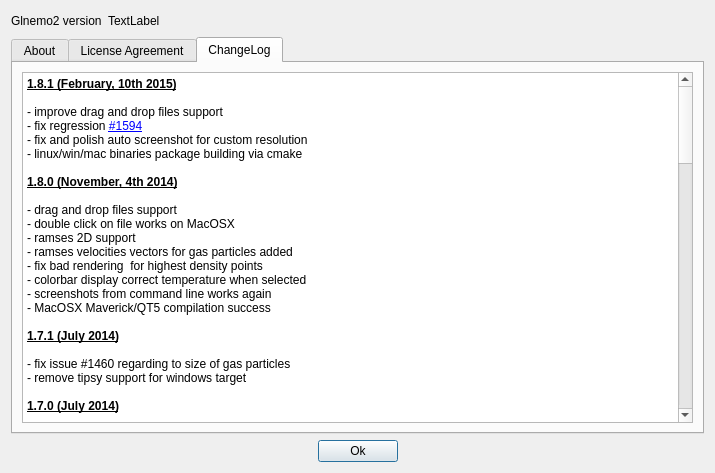
Before: the Qt Designer form usr/jcl/glnemo2/src/formabout.ui in teuben/nemo, drawn with Qt 5.
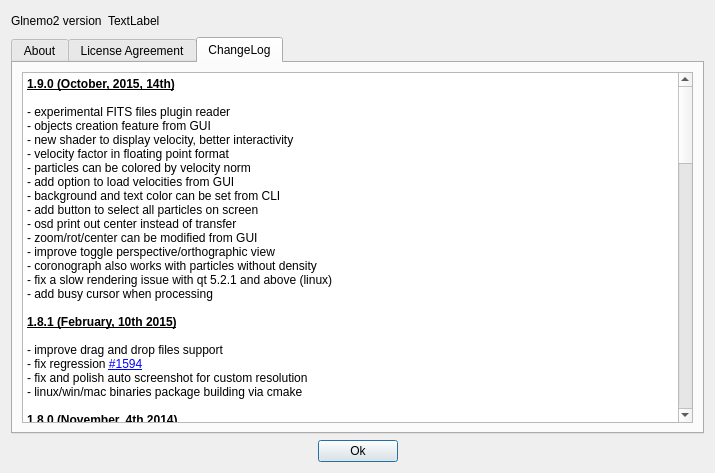
After: the same form once the commit is applied. Icons and pictures are not drawn.

Diff of the .ui file:
```diff
--- a/usr/jcl/glnemo2/src/formabout.ui
+++ b/usr/jcl/glnemo2/src/formabout.ui
@@ -1027,6 +1027,23 @@
 &lt;table border=&quot;0&quot; style=&quot;-qt-table-type: root; margin-top:4px; margin-bottom:4px; margin-left:4px; margin-right:4px;&quot;&gt;
 &lt;tr&gt;
 &lt;td style=&quot;border: none;&quot;&gt;
+&lt;p style=&quot; margin-top:0px; margin-bottom:0px; margin-left:0px; margin-right:0px; -qt-block-indent:0; text-indent:0px;&quot;&gt;&lt;span style=&quot; font-weight:600; text-decoration: underline;&quot;&gt;1.9.0 (October, 2015, 14th)&lt;/span&gt;&lt;/p&gt;
+&lt;p style=&quot;-qt-paragraph-type:empty; margin-top:0px; margin-bottom:0px; margin-left:0px; margin-right:0px; -qt-block-indent:0; text-indent:0px; font-weight:600; text-decoration: underline;&quot;&gt;&lt;br /&gt;&lt;/p&gt;
+&lt;p style=&quot; margin-top:0px; margin-bottom:0px; margin-left:0px; margin-right:0px; -qt-block-indent:0; text-indent:0px;&quot;&gt;- experimental FITS files plugin reader&lt;/p&gt;
+&lt;p style=&quot; margin-top:0px; margin-bottom:0px; margin-left:0px; margin-right:0px; -qt-block-indent:0; text-indent:0px;&quot;&gt;- objects creation feature from GUI&lt;/p&gt;
+&lt;p style=&quot; margin-top:0px; margin-bottom:0px; margin-left:0px; margin-right:0px; -qt-block-indent:0; text-indent:0px;&quot;&gt;- new shader to display velocity, better interactivity&lt;/p&gt;
+&lt;p style=&quot; margin-top:0px; margin-bottom:0px; margin-left:0px; margin-right:0px; -qt-block-indent:0; text-indent:0px;&quot;&gt;- velocity factor in floating point format&lt;/p&gt;
+&lt;p style=&quot; margin-top:0px; margin-bottom:0px; margin-left:0px; margin-right:0px; -qt-block-indent:0; text-indent:0px;&quot;&gt;- particles can be colored by velocity norm&lt;/p&gt;
+&lt;p style=&quot; margin-top:0px; margin-bottom:0px; margin-left:0px; margin-right:0px; -qt-block-indent:0; text-indent:0px;&quot;&gt;- add option to load velocities from GUI&lt;/p&gt;
+&lt;p style=&quot; margin-top:0px; margin-bottom:0px; margin-left:0px; margin-right:0px; -qt-block-indent:0; text-indent:0px;&quot;&gt;- background and text color can be set from CLI&lt;/p&gt;
+&lt;p style=&quot; margin-top:0px; margin-bottom:0px; margin-left:0px; margin-right:0px; -qt-block-indent:0; text-indent:0px;&quot;&gt;- add button to select all particles on screen&lt;/p&gt;
+&lt;p style=&quot; margin-top:0px; margin-bottom:0px; margin-left:0px; margin-right:0px; -qt-block-indent:0; text-indent:0px;&quot;&gt;- osd print out center instead of transfer&lt;/p&gt;
+&lt;p style=&quot; margin-top:0px; margin-bottom:0px; margin-left:0px; margin-right:0px; -qt-block-indent:0; text-indent:0px;&quot;&gt;- zoom/rot/center can be modified from GUI&lt;/p&gt;
+&lt;p style=&quot; margin-top:0px; margin-bottom:0px; margin-left:0px; margin-right:0px; -qt-block-indent:0; text-indent:0px;&quot;&gt;- improve toggle perspective/orthographic view&lt;/p&gt;
+&lt;p style=&quot; margin-top:0px; margin-bottom:0px; margin-left:0px; margin-right:0px; -qt-block-indent:0; text-indent:0px;&quot;&gt;- coronograph also works with particles without density&lt;/p&gt;
+&lt;p style=&quot; margin-top:0px; margin-bottom:0px; margin-left:0px; margin-right:0px; -qt-block-indent:0; text-indent:0px;&quot;&gt;- fix a slow rendering issue with qt 5.2.1 and above (linux)&lt;/p&gt;
+&lt;p style=&quot; margin-top:0px; margin-bottom:0px; margin-left:0px; margin-right:0px; -qt-block-indent:0; text-indent:0px;&quot;&gt;- add busy cursor when processing&lt;/p&gt;
+&lt;p style=&quot;-qt-paragraph-type:empty; margin-top:0px; margin-bottom:0px; margin-left:0px; margin-right:0px; -qt-block-indent:0; text-indent:0px;&quot;&gt;&lt;br /&gt;&lt;/p&gt;
 &lt;p style=&quot; margin-top:0px; margin-bottom:0px; margin-left:0px; margin-right:0px; -qt-block-indent:0; text-indent:0px;&quot;&gt;&lt;span style=&quot; font-weight:600; text-decoration: underline;&quot;&gt;1.8.1 (February, 10th 2015)&lt;/span&gt;&lt;/p&gt;
 &lt;p style=&quot;-qt-paragraph-type:empty; margin-top:0px; margin-bottom:0px; margin-left:0px; margin-right:0px; -qt-block-indent:0; text-indent:0px; font-weight:600; text-decoration: underline;&quot;&gt;&lt;br /&gt;&lt;/p&gt;
 &lt;p style=&quot; margin-top:0px; margin-bottom:0px; margin-left:0px; margin-right:0px; -qt-block-indent:0; text-indent:0px;&quot;&gt;- improve drag and drop files support&lt;/p&gt;
```
